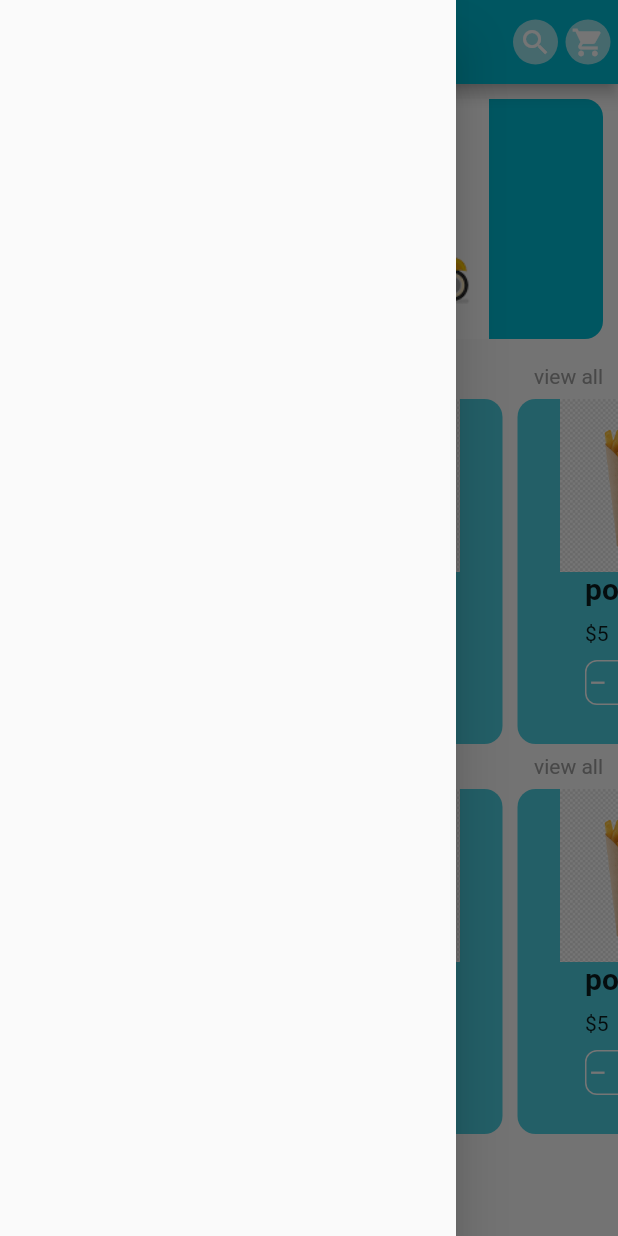
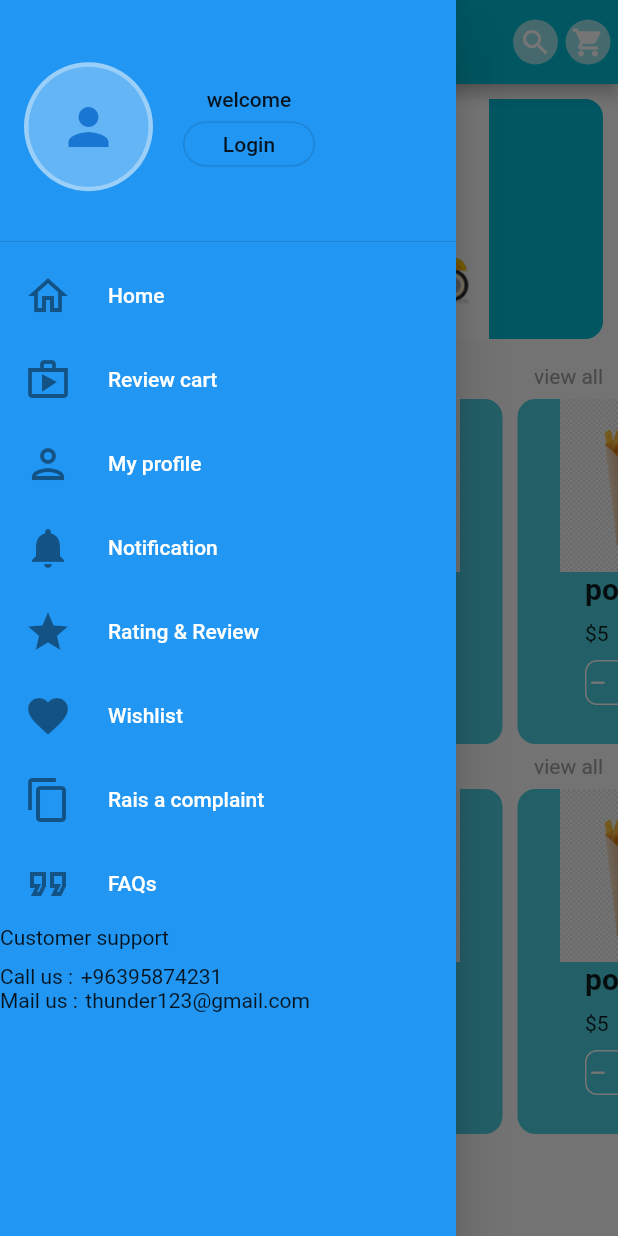
Before and after one commit to mayssamalwaraa/Thunder, a Flutter app: the screen it shows after launch, with the side drawer open, on a phone screen of 412 x 824 dp. Run offline on Flutter 3.47's test engine with Material 2 defaults, Android fonts, the phone set to English and light mode, and no system bars; our stand-ins replace flutter_signin_button.

Commit message:
add new drawer

```diff
--- a/lib/home_screen/home_screen.dart
+++ b/lib/home_screen/home_screen.dart
@@ -67,10 +67,116 @@ class HomeScreen extends StatelessWidget {
                 ),
               );
   }
+  Widget ItemList({
+   required  IconData icon,
+   required  String title,
+
+  }){
+    return ListTile(
+      leading: Icon(
+        icon,
+        size: 32,
+      ),
+      title: Text(
+        title,
+        style: TextStyle(
+          color: Colors.white,
+        ),),
+    );
+  }
   @override
   Widget build(BuildContext context) {
     return Scaffold(
-      drawer: Drawer(),
+      drawer: Drawer(
+        child: Container(
+          color: Colors.blue,
+          child: ListView(
+            children:[
+              DrawerHeader(
+                child: Row(
+                  children: [
+                    CircleAvatar(
+                      backgroundColor: Colors.white54,
+                      radius: 43,
+                      child: CircleAvatar(
+                        radius:40,
+                        backgroundColor: Colors.blue[300],
+                        child: Icon(
+                          Icons.person,
+                          size: 40.0,
+                        ),
+                         ),
+                    ),
+                    SizedBox(
+                      width: 20,
+                    ),
+                    Column(
+                      mainAxisAlignment: MainAxisAlignment.center,
+                      children: [
+                        Text("welcome"),
+                        SizedBox(
+                          height: 7.0,
+                        ),
+                        Container(
+                          height: 30,
+                          child: OutlineButton(
+                            onPressed:(){},
+                            child:Text('Login'),
+                            shape: RoundedRectangleBorder(
+
+                              borderRadius: BorderRadius.circular(15),
+                              side: BorderSide(
+                                width: 2,
+                              ),
+                            ),
+                          ),
+                        ),
+                      ],
+                    ),
+                  ]) ,
+              ),
+              ItemList(icon: Icons.home_outlined ,title:"Home" ),
+              ItemList(icon: Icons.shop_outlined ,title:"Review cart" ),
+              ItemList(icon: Icons.person_outlined ,title:"My profile" ),
+              ItemList(icon: Icons.notifications ,title:"Notification" ),
+              ItemList(icon: Icons.star_outlined ,title:"Rating & Review" ),
+              ItemList(icon: Icons.favorite_outlined ,title:"Wishlist" ),
+              ItemList(icon: Icons.copy_outlined ,title:"Rais a complaint" ),
+              ItemList(icon: Icons.format_quote_outlined ,title:"FAQs" ),
+              Container(
+                height: 350.0,
+                child: Column(
+                  crossAxisAlignment: CrossAxisAlignment.start,
+                  children: [
+                    Text("Customer support"),
+                    SizedBox(
+                      height: 10,
+                    ),
+                    Row(
+                      children: [
+                        Text('Call us :'),
+                        SizedBox(
+                          width: 5.0,
+                        ),
+                        Text("+96395874231"),
+                      ],
+                    ),
+                    Row(
+                      children: [
+                        Text('Mail us :'),
+                        SizedBox(
+                          width: 5.0,
+                        ),
+                        Text("thunder123@gmail.com"),
+                      ],
+                    ),
+                  ],
+                ),
+              ),
+            ],
+          ),
+        ),
+      ),
       appBar: AppBar(
         iconTheme: IconThemeData(color: Colors.white),
         title: Text('Home'),
```
